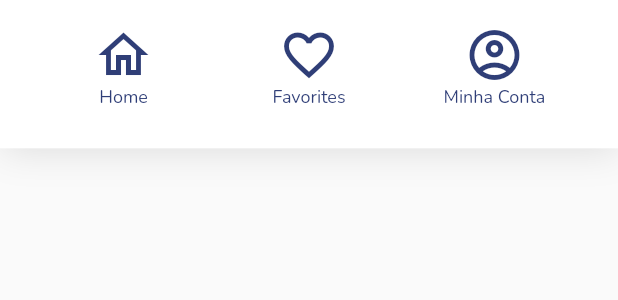
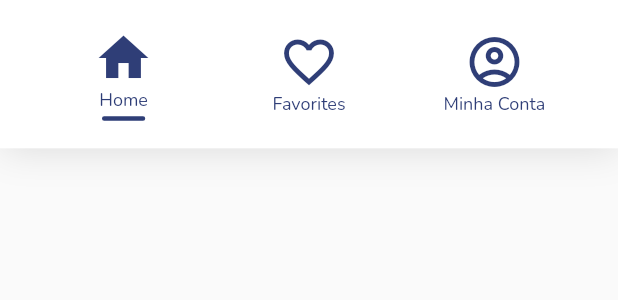
Before and after one commit to guilhermebernava/poke_app, a Flutter app: the BottomBar widget shown alone on an empty page, opened directly with empty values, on a phone screen of 412 x 824 dp. Shown: the top 300 px of the screen. Run offline on Flutter 3.47's test engine with Material 2 defaults, Android fonts, the phone set to English and light mode, and no system bars; our stand-ins replace google_fonts, loading_indicator; missing offline and left inert: http_interceptor.

```diff
--- a/lib/api/pokemon_endpoints.dart
+++ b/lib/api/pokemon_endpoints.dart
@@ -11,7 +11,7 @@ class PokemonEndpoints {
 
   Future<List<PokemonModel>> getAllPokemons() async {
     final List<PokemonModel> pokemons = [];
-    for (int id = 1; id <= 3; id++) {
+    for (int id = 1; id <= 151; id++) {
       var pokemon = await getPokemon(id.toString());
       pokemons.add(pokemon);
     }
--- a/lib/models/pokemon.dart
+++ b/lib/models/pokemon.dart
@@ -37,7 +37,7 @@ class PokemonModel {
 
     return PokemonModel(
       id: map['id'],
-      name: map['name'],
+      name: map['name'].toString().toUpperCase(),
       code: map['id'].toString(),
       imageUrl: image,
       status: stats,
--- a/lib/providers/pokemons_provider.dart
+++ b/lib/providers/pokemons_provider.dart
@@ -34,7 +34,9 @@ class PokemonsProvider with ChangeNotifier {
       notifyListeners();
       return;
     }
-    final list = _pokemons.where((element) => element.name == name).toList();
+    final list = _pokemons
+        .where((element) => element.name == name.toUpperCase())
+        .toList();
 
     if (list.isEmpty) {
       _searchedPokemon.removeWhere((element) => true);
--- a/lib/screens/home/children/bottom_bar/bottom_bar.dart
+++ b/lib/screens/home/children/bottom_bar/bottom_bar.dart
@@ -4,6 +4,7 @@ import '../../../../themes/app_colors.dart';
 
 class BottomBar extends StatelessWidget {
   final Size size;
+  final int pageIndex;
   final VoidCallback home;
   final VoidCallback favorites;
   final VoidCallback account;
@@ -14,6 +15,7 @@ class BottomBar extends StatelessWidget {
     required this.home,
     required this.favorites,
     required this.account,
+    required this.pageIndex,
   }) : super(key: key);
 
   @override
@@ -35,21 +37,28 @@ class BottomBar extends StatelessWidget {
         crossAxisAlignment: CrossAxisAlignment.center,
         children: [
           BottomBarButton(
+            selected: pageIndex == 0,
             size: size,
             text: 'Home',
-            icon: Icons.home_outlined,
+            icon: pageIndex != 0 ? Icons.home_outlined : Icons.home,
             onTap: home,
           ),
           BottomBarButton(
+            selected: pageIndex == 1,
             size: size,
             text: 'Favorites',
-            icon: Icons.favorite_border_outlined,
+            icon: pageIndex != 1
+                ? Icons.favorite_border_outlined
+                : Icons.favorite,
             onTap: favorites,
           ),
           BottomBarButton(
+            selected: pageIndex == 2,
             size: size,
             text: 'Minha Conta',
-            icon: Icons.account_circle_outlined,
+            icon: pageIndex != 2
+                ? Icons.account_circle_outlined
+                : Icons.account_circle,
             onTap: account,
           ),
         ],
--- a/lib/screens/home/children/bottom_bar/children/bottom_bar_button.dart
+++ b/lib/screens/home/children/bottom_bar/children/bottom_bar_button.dart
@@ -7,6 +7,7 @@ class BottomBarButton extends StatelessWidget {
   final String text;
   final IconData icon;
   final VoidCallback onTap;
+  final bool selected;
 
   const BottomBarButton({
     Key? key,
@@ -14,6 +15,7 @@ class BottomBarButton extends StatelessWidget {
     required this.text,
     required this.icon,
     required this.onTap,
+    required this.selected,
   }) : super(key: key);
 
   @override
@@ -24,6 +26,8 @@ class BottomBarButton extends StatelessWidget {
         height: size.height * 0.0795,
         width: size.width * 0.2,
         child: Column(
+          mainAxisAlignment: MainAxisAlignment.center,
+          crossAxisAlignment: CrossAxisAlignment.center,
           children: [
             Icon(
               icon,
@@ -33,7 +37,20 @@ class BottomBarButton extends StatelessWidget {
             Text(
               text,
               style: TextStyles.code,
-            )
+            ),
+            selected
+                ? Container(
+                    width: size.width * 0.07,
+                    margin: const EdgeInsets.only(top: 3),
+                    decoration: BoxDecoration(
+                      border: Border.all(
+                        color: AppColors.blue,
+                        width: 1.5,
+                      ),
+                      borderRadius: BorderRadius.circular(100),
+                    ),
+                  )
+                : Container()
           ],
         ),
       ),
--- a/lib/screens/home/children/profile_picture.dart
+++ b/lib/screens/home/children/profile_picture.dart
@@ -2,9 +2,12 @@ import 'package:flutter/material.dart';
 
 class ProfilePicture extends StatelessWidget {
   final String image;
+  final double width;
+
   const ProfilePicture({
     Key? key,
     required this.image,
+    this.width = 45,
   }) : super(key: key);
 
   @override
@@ -16,7 +19,7 @@ class ProfilePicture extends StatelessWidget {
         bottom: 5,
       ),
       child: SizedBox(
-        width: 45,
+        width: width,
         child: ClipRRect(
           borderRadius: BorderRadius.circular(100),
           child: Image.asset(
--- a/lib/screens/home/home_controller.dart
+++ b/lib/screens/home/home_controller.dart
@@ -15,7 +15,11 @@ class HomeController {
     );
   }
 
+  void logout(BuildContext context) =>
+      Navigator.of(context).pushReplacementNamed('/');
+
   Future loadPokemons() async {
+    if (provider.pokemons.isEmpty || provider.types.isEmpty) {
       final list = await pokemonEndpoins.getAllPokemons();
       final types = await pokemonEndpoins.getAllTypes();
       if (provider.pokemons.length != list.length) {
@@ -24,6 +28,8 @@ class HomeController {
       if (provider.types.length != types.length) {
         provider.addListTypes(types);
       }
+    }
+
     return;
   }
 }
--- a/lib/screens/home/subs_screens/favorites_sub_screen.dart
+++ b/lib/screens/home/subs_screens/favorites_sub_screen.dart
@@ -1,7 +1,6 @@
 import 'package:flutter/material.dart';
 import 'package:poke_app/themes/text_styles.dart';
 import 'package:provider/provider.dart';
-
 import '../../../providers/pokemons_provider.dart';
 import '../../../widgets/pokemon_item/pokemon_item.dart';
 
--- a/lib/screens/pokemon_detail/children/pokemon_info/pokemon_info.dart
+++ b/lib/screens/pokemon_detail/children/pokemon_info/pokemon_info.dart
@@ -54,7 +54,8 @@ class PokemonInfo extends StatelessWidget {
                 children: [
                   Consumer<PokemonsProvider>(
                     builder: (context, value, child) => InfoButton(
-                      onTap: () => controller.favorite(id),
+                      onTap: () => controller.favorite(
+                          id, context, value.pokemonById(id).favorited),
                       icon: value.pokemonById(id).favorited
                           ? Icons.favorite
                           : Icons.favorite_border_outlined,
--- a/lib/themes/text_styles.dart
+++ b/lib/themes/text_styles.dart
@@ -10,6 +10,12 @@ class TextStyles {
       fontWeight: FontWeight.w700,
     );
   }
+
+  static TextStyle drawerTitle = GoogleFonts.nunito(
+    color: AppColors.white,
+    fontSize: 25,
+    fontWeight: FontWeight.w700,
+  );
 
   static TextStyle loading = GoogleFonts.nunito(
     color: AppColors.blue,
--- a/lib/widgets/pokemon_item/pokemon_item.dart
+++ b/lib/widgets/pokemon_item/pokemon_item.dart
@@ -38,7 +38,7 @@ class PokemonItem extends StatelessWidget {
                   children: [
                     Flexible(
                       child: SizedBox(
-                        width: size.width * 0.24,
+                        width: size.width * 0.26,
                         child: Text(
                           model.name,
                           softWrap: true,
@@ -62,7 +62,7 @@ class PokemonItem extends StatelessWidget {
                 Image.network(
                   model.imageUrl,
                   fit: BoxFit.cover,
-                  height: size.width * 0.17,
+                  width: size.width * 0.15,
                 ),
               ],
             ),
```
Also changed, not shown: lib/screens/home/children/drawer_home/drawer_home.dart (added, +65 -0 lines), lib/screens/home/home.dart (+11 -3 lines), lib/screens/home/subs_screens/account.dart (added, +35 -0 lines), lib/screens/pokemon_detail/children/pokemon_info/pokemon_info_controller.dart (+8 -1 lines), lib/services/snack_bar_services.dart (added, +23 -0 lines). Lines whose indentation alone changed are shown as unchanged.
